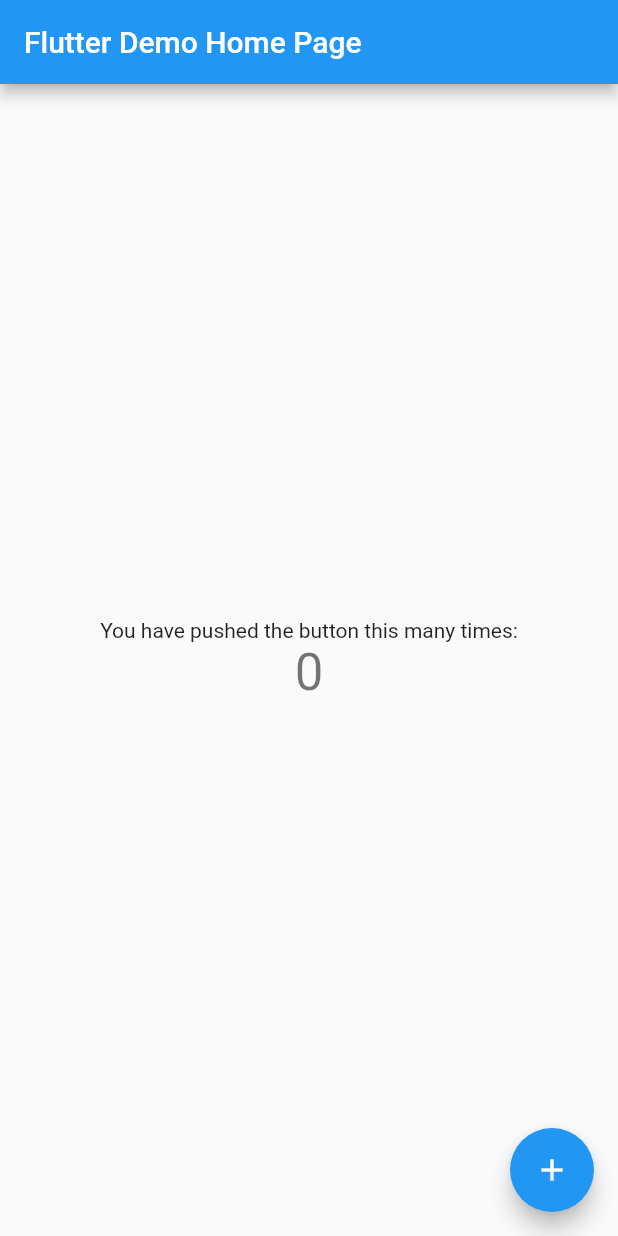
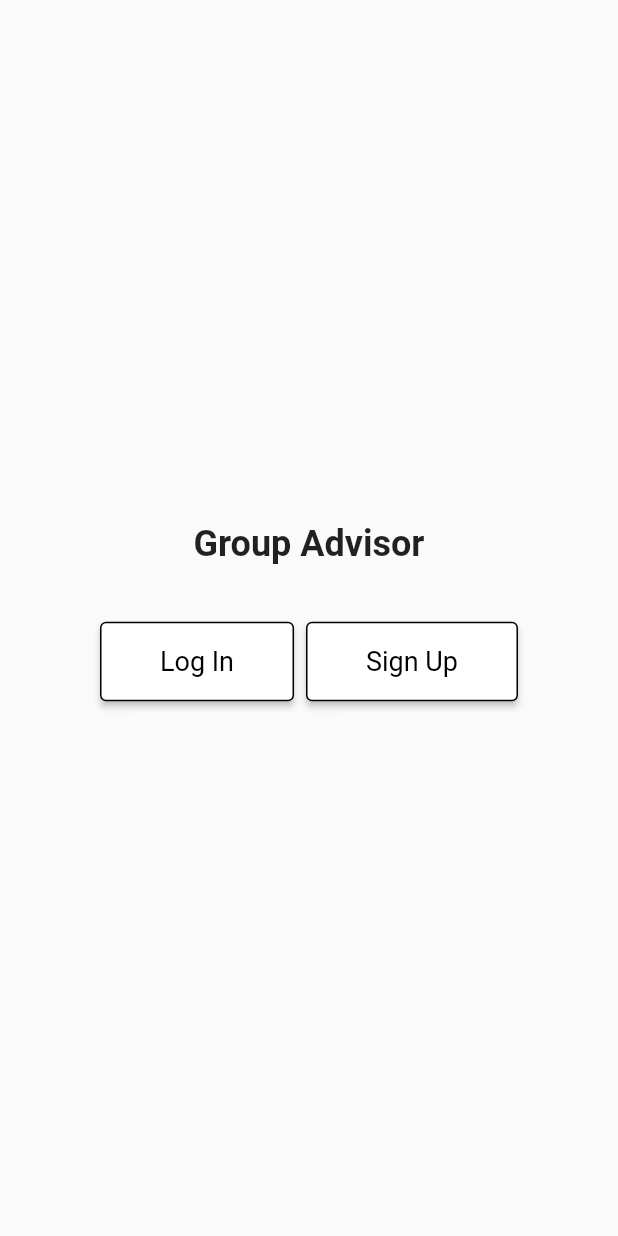
Before and after one commit to cecastillo110901/Chaperone-SeniorProject, a Flutter app: the screen it shows after launch, on a phone screen of 412 x 824 dp. Run offline on Flutter 3.47's test engine with Material 2 defaults, Android fonts, the phone set to English and light mode, and no system bars.

Commit message:
UIPart1 Added

```diff
--- a/app/lib/main.dart
+++ b/app/lib/main.dart
@@ -1,118 +1,27 @@
 import 'package:flutter/material.dart';
-import 'package:firebase_core/firebase_core.dart';
+import 'create_group_screen.dart';
+import 'main_screen.dart';
+import 'welcome_screen.dart';
+import 'home_screen.dart'; // Import the new screen
 
-Future<void> main() async {
-  WidgetsFlutterBinding.ensureInitialized();
-  await Firebase.initializeApp();
+void main() {
   runApp(const MyApp());
 }
 
 class MyApp extends StatelessWidget {
   const MyApp({Key? key}) : super(key: key);
 
-  // This widget is the root of your application.
   @override
   Widget build(BuildContext context) {
     return MaterialApp(
-      title: 'Flutter Demo',
-      theme: ThemeData(
-        // This is the theme of your application.
-        //
-        // Try running your application with "flutter run". You'll see the
-        // application has a blue toolbar. Then, without quitting the app, try
-        // changing the primarySwatch below to Colors.green and then invoke
-        // "hot reload" (press "r" in the console where you ran "flutter run",
-        // or simply save your changes to "hot reload" in a Flutter IDE).
-        // Notice that the counter didn't reset back to zero; the application
-        // is not restarted.
-        primarySwatch: Colors.blue,
-      ),
-      home: const MyHomePage(title: 'Flutter Demo Home Page'),
+      initialRoute: '/',
+      routes: {
+        '/': (context) => const MainScreen(),
+        '/welcome': (context) => const WelcomeScreen(),
+        '/home': (context) => const HomeScreen(), // Add a route for HomeScreen
+        '/createGroup': (context) => CreateGroupScreen(), // Add Create Group screen route
+
+      },
     );
   }
 }
-
-class MyHomePage extends StatefulWidget {
-  const MyHomePage({Key? key, required this.title}) : super(key: key);
-
-  // This widget is the home page of your application. It is stateful, meaning
-  // that it has a State object (defined below) that contains fields that affect
-  // how it looks.
-
-  // This class is the configuration for the state. It holds the values (in this
-  // case the title) provided by the parent (in this case the App widget) and
-  // used by the build method of the State. Fields in a Widget subclass are
-  // always marked "final".
-
-  final String title;
-
-  @override
-  State<MyHomePage> createState() => _MyHomePageState();
-}
-
-class _MyHomePageState extends State<MyHomePage> {
-  int _counter = 0;
-
-  void _incrementCounter() {
-    setState(() {
-      // This call to setState tells the Flutter framework that something has
-      // changed in this State, which causes it to rerun the build method below
-      // so that the display can reflect the updated values. If we changed
-      // _counter without calling setState(), then the build method would not be
-      // called again, and so nothing would appear to happen.
-      _counter++;
-    });
-  }
-
-  @override
-  Widget build(BuildContext context) {
-    // This method is rerun every time setState is called, for instance as done
-    // by the _incrementCounter method above.
-    //
-    // The Flutter framework has been optimized to make rerunning build methods
-    // fast, so that you can just rebuild anything that needs updating rather
-    // than having to individually change instances of widgets.
-    return Scaffold(
-      appBar: AppBar(
-        // Here we take the value from the MyHomePage object that was created by
-        // the App.build method, and use it to set our appbar title.
-        title: Text(widget.title),
-      ),
-      body: Center(
-        // Center is a layout widget. It takes a single child and positions it
-        // in the middle of the parent.
-        child: Column(
-          // Column is also a layout widget. It takes a list of children and
-          // arranges them vertically. By default, it sizes itself to fit its
-          // children horizontally, and tries to be as tall as its parent.
-          //
-          // Invoke "debug painting" (press "p" in the console, choose the
-          // "Toggle Debug Paint" action from the Flutter Inspector in Android
-          // Studio, or the "Toggle Debug Paint" command in Visual Studio Code)
-          // to see the wireframe for each widget.
-          //
-          // Column has various properties to control how it sizes itself and
-          // how it positions its children. Here we use mainAxisAlignment to
-          // center the children vertically; the main axis here is the vertical
-          // axis because Columns are vertical (the cross axis would be
-          // horizontal).
-          mainAxisAlignment: MainAxisAlignment.center,
-          children: <Widget>[
-            const Text(
-              'You have pushed the button this many times:',
-            ),
-            Text(
-              '$_counter',
-              style: Theme.of(context).textTheme.headline4,
-            ),
-          ],
-        ),
-      ),
-      floatingActionButton: FloatingActionButton(
-        onPressed: _incrementCounter,
-        tooltip: 'Increment',
-        child: const Icon(Icons.add),
-      ), // This trailing comma makes auto-formatting nicer for build methods.
-    );
-  }
-}
--- /dev/null
+++ b/app/lib/main_screen.dart
@@ -0,0 +1,62 @@
+import 'package:flutter/material.dart';
+
+class MainScreen extends StatelessWidget {
+  const MainScreen({Key? key}) : super(key: key);
+
+  @override
+  Widget build(BuildContext context) {
+    return Scaffold(
+      appBar: null, // Set the AppBar to null to remove it
+      body: Center(
+        child: Column(
+          mainAxisAlignment: MainAxisAlignment.center,
+          children: <Widget>[
+            const Text(
+              "Group Advisor",
+              style: TextStyle(
+                fontSize: 24.0,
+                fontWeight: FontWeight.bold,
+              ),
+            ),
+            const SizedBox(height: 30.0),
+            ButtonBar(
+              mainAxisSize: MainAxisSize.min,
+              children: <Widget>[
+                ElevatedButton(
+                  onPressed: () {
+                    Navigator.pushNamed(context, '/welcome');
+                  },
+                  style: ElevatedButton.styleFrom(
+                    primary: Colors.white, // Button background color
+                    onPrimary: Colors.black, // Text color
+                    padding: const EdgeInsets.symmetric(horizontal: 40, vertical: 16), // Button padding
+                    textStyle: const TextStyle(
+                      fontSize: 18, // Text size
+                    ),
+                    side: const BorderSide(color: Colors.black), // Button border color
+                  ),
+                  child: const Text("Log In"),
+                ),
+                ElevatedButton(
+                  onPressed: () {
+                    // Add your Sign Up button functionality here
+                  },
+                  style: ElevatedButton.styleFrom(
+                    primary: Colors.white, // Button background color
+                    onPrimary: Colors.black, // Text color
+                    padding: const EdgeInsets.symmetric(horizontal: 40, vertical: 16), // Button padding
+                    textStyle: const TextStyle(
+                      fontSize: 18, // Text size
+                    ),
+                    side: const BorderSide(color: Colors.black), // Button border color
+                  ),
+                  child: const Text("Sign Up"),
+                ),
+              ],
+            ),
+          ],
+        ),
+      ),
+    );
+  }
+}
```
Also changed, not shown: app/lib/create_group_screen.dart (added, +86 -0 lines), app/lib/home_screen.dart (added, +110 -0 lines), app/lib/welcome_screen.dart (added, +74 -0 lines).
